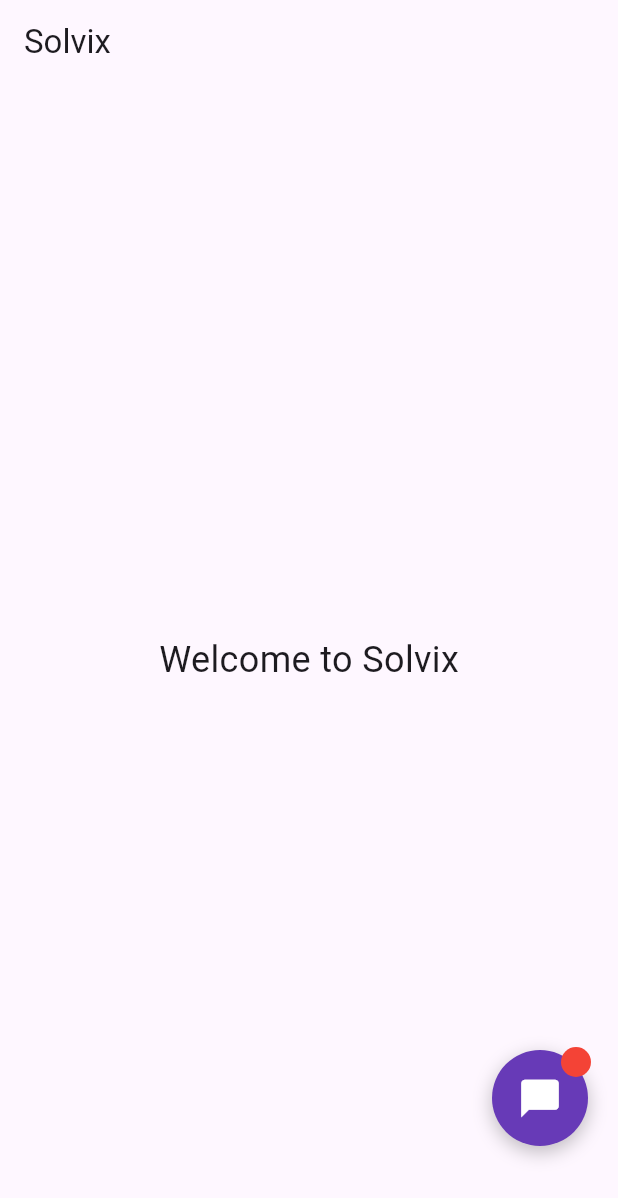
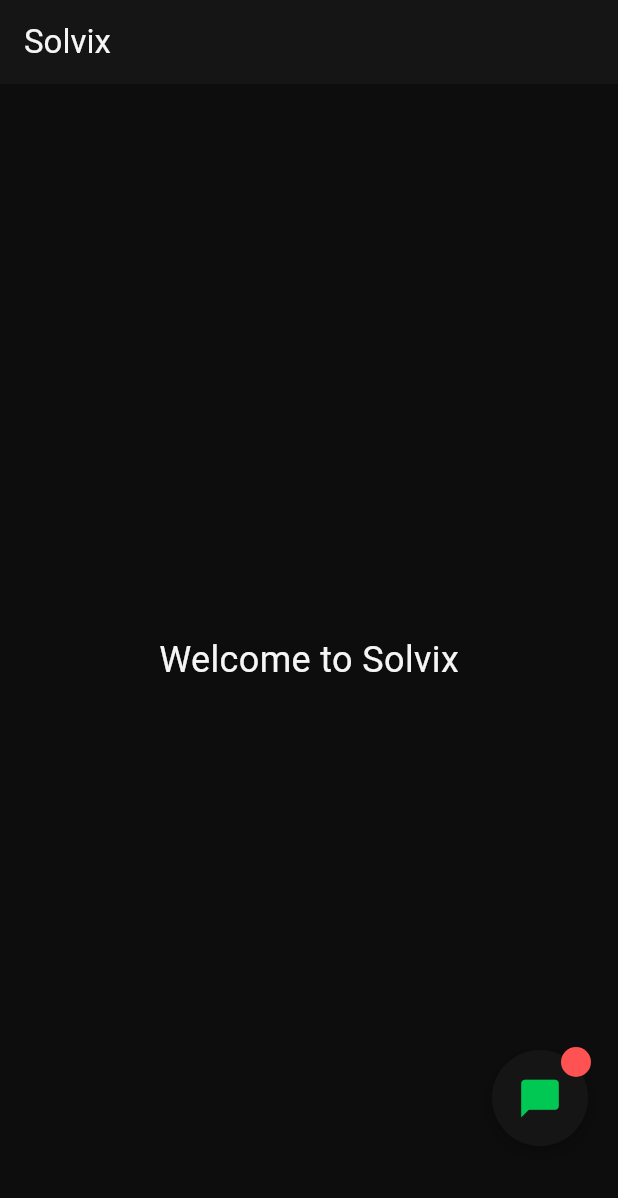
Before and after one commit to chancenotaro/Solvix, a Flutter app: the screen it shows after launch, on a phone screen of 412 x 824 dp. Shown: the top 1198 px of the screen. Run offline on Flutter 3.47's test engine with Material 3 defaults, Android fonts, the phone set to English and light mode, and no system bars.

Commit message:
Added dark theme to Solvix

```diff
--- a/lib/main.dart
+++ b/lib/main.dart
@@ -1,5 +1,6 @@
 import 'package:flutter/material.dart';
 import 'widgets/lumen_bubble.dart';
+import 'theme/solvix_theme.dart';
 
 void main() {
   runApp(const SolvixApp());
@@ -13,12 +14,8 @@
   Widget build(BuildContext context) {
     return MaterialApp(
       title: 'Solvix',
-      theme: ThemeData(
-        colorScheme: .fromSeed(
-          seedColor: Colors.deepPurple
-      ),
-    ),
-    home: const SolvixHomePage(),
+      theme: SolvixTheme.darkTheme,
+      home: const SolvixHomePage(),
     );
   }
 }
@@ -31,7 +28,7 @@
     return Scaffold(
       appBar: AppBar(
         title: Text('Solvix'),
-      ),
+    ),
       body: Stack(
         children: [
           const Center(
--- a/lib/theme/solvix_theme.dart
+++ b/lib/theme/solvix_theme.dart
@@ -0,0 +1,55 @@
+import 'package:flutter/material.dart';
+
+class SolvixTheme {
+  // Core Solvix colors
+  static const Color background = Color(0xff0d0d0d);
+  static const Color surface = Color(0xFF151515);
+  static const Color surfaceLight = Color(0xFF1e1e1e);
+
+  static const Color primary = Color(0xFF00C853);
+  static const Color primaryBright = Color(0xFF00E676);
+
+  static const Color textPrimary = Color(0xFFF5F5F5);
+  static const Color textSecondary = Color(0xFFB0B0B0);
+  static const Color error = Color(0xFFFF5252);
+  static const Color warning = Color(0xFFFFC107);
+
+  static ThemeData darkTheme = ThemeData(
+    brightness: Brightness.dark,
+
+    colorScheme: const ColorScheme.dark(
+      primary: primary,
+      secondary: primaryBright,
+      surface: surface,
+      error: error,
+    ),
+
+    scaffoldBackgroundColor: background,
+
+    appBarTheme: const AppBarTheme(
+      backgroundColor: surface,
+      foregroundColor: textPrimary,
+      elevation: 0,
+    ),
+    textTheme: const TextTheme(
+      bodyLarge: TextStyle(
+        color: textPrimary,
+      ),
+      bodyMedium: TextStyle(
+        color: textPrimary,
+      ),
+      bodySmall: TextStyle(
+        color: textSecondary,
+      ),
+    ),
+
+    cardTheme: const CardThemeData(
+      color: surface,
+      elevation: 0,
+    ),
+
+    dividerTheme: const DividerThemeData(
+      color: surfaceLight,
+    ),
+  );
+}
--- a/lib/widgets/lumen_bubble.dart
+++ b/lib/widgets/lumen_bubble.dart
@@ -35,7 +35,7 @@
               width: 64,
               height: 64,
               decoration: BoxDecoration(
-                color: Colors.deepPurple,
+                color: Theme.of(context).colorScheme.surface,
                 shape: BoxShape.circle,
                 boxShadow: [
                   BoxShadow(
@@ -45,9 +45,9 @@
                   ),
                 ],
               ),
-              child: const Icon(
+              child: Icon(
                 Icons.chat_bubble,
-                color: Colors.white,
+                color: Theme.of(context).colorScheme.primary,
                 size: 30,
               ),
             ),
@@ -57,8 +57,8 @@
               child: Container(
                 width: 20,
                 height: 20,
-                decoration: const BoxDecoration(
-                  color: Colors.red,
+                decoration: BoxDecoration(
+                  color: Theme.of(context).colorScheme.error,
                   shape: BoxShape.circle,
                 ),
               ),
```
Also changed, not shown: 1 other file.
